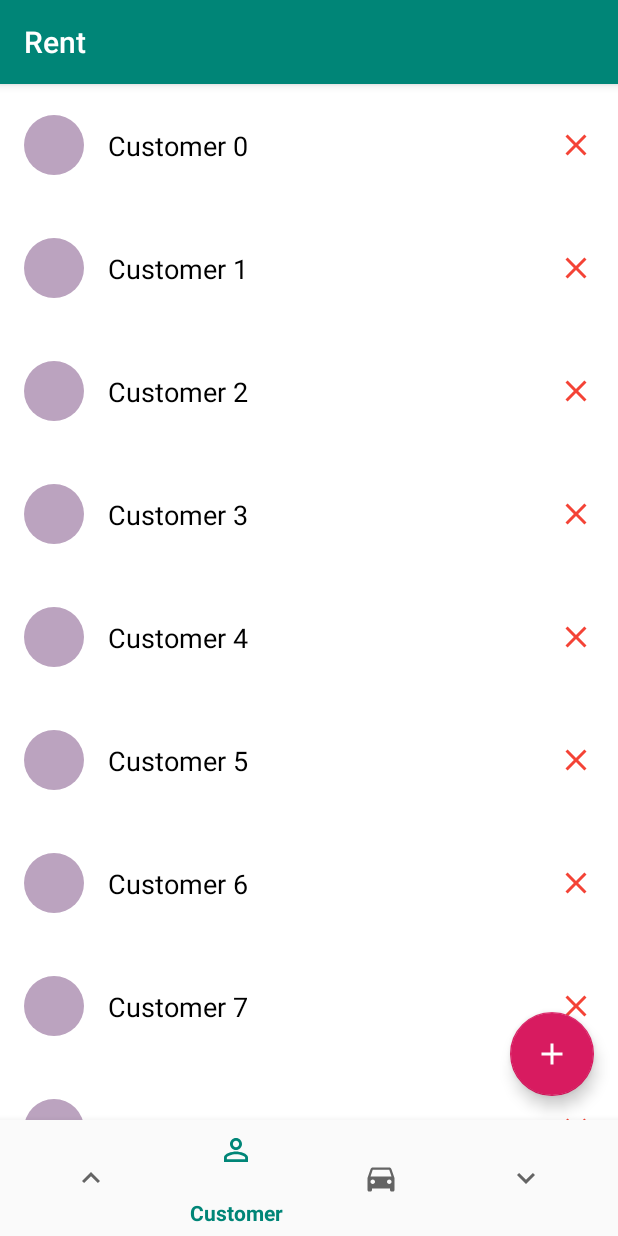
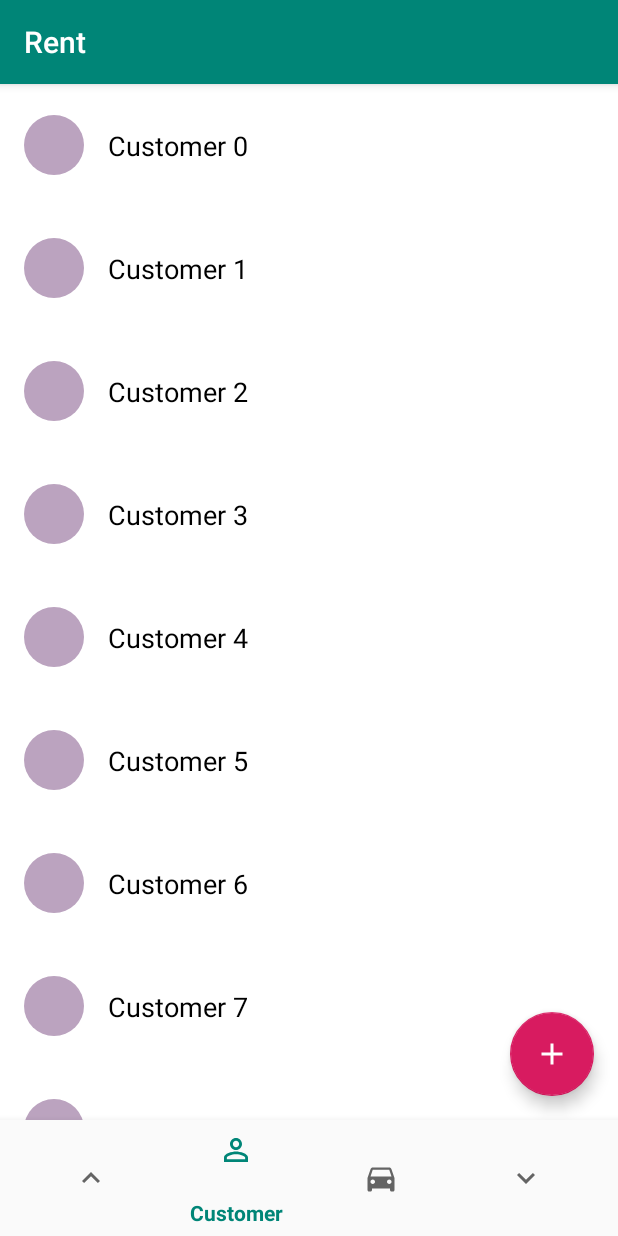
Before and after one commit to Tahyur/CarRental-Application, an Android app: the screen it shows after launch (Home), item 2 of the bottom bar chosen, on a phone screen of 412 x 824 dp. Run offline under Robolectric (Android 15) with nearby library versions, the phone set to English and light mode, and no system bars.

```diff
--- a/app/src/main/java/com/example/deeppatel/car_rerntal/Customer/CustomerEngine.java
+++ b/app/src/main/java/com/example/deeppatel/car_rerntal/Customer/CustomerEngine.java
@@ -42,4 +42,16 @@ public class CustomerEngine {
 
     }
 
+    public Customer delCustomer(int position){
+
+        if(customerListList.size() > 0){
+
+            return customerListList.remove(position);
+
+        }
+
+        return null;
+
+    }
+
 }
--- a/app/src/main/res/layout/activity_home.xml
+++ b/app/src/main/res/layout/activity_home.xml
@@ -1,6 +1,6 @@
 <?xml version="1.0" encoding="utf-8"?>
 <LinearLayout
-
+    android:id="@+id/activity_home"
     android:layout_height="match_parent"
     android:layout_width="match_parent"
     xmlns:app="http://schemas.android.com/apk/res-auto"
--- a/app/src/main/res/layout/customer_fragment_layout.xml
+++ b/app/src/main/res/layout/customer_fragment_layout.xml
@@ -1,5 +1,6 @@
 <?xml version="1.0" encoding="utf-8"?>
 <LinearLayout xmlns:android="http://schemas.android.com/apk/res/android"
+    android:id="@+id/customer_fragment_layout"
     android:orientation="vertical"
     android:layout_width="match_parent"
     android:layout_height="match_parent"
--- a/app/src/main/res/layout/list_item_customer.xml
+++ b/app/src/main/res/layout/list_item_customer.xml
@@ -38,14 +38,5 @@
 
     </LinearLayout>
 
-    <ImageButton
-        android:id="@+id/customer_delete"
-        android:background="@android:color/transparent"
-        android:layout_width="wrap_content"
-        android:layout_height="wrap_content"
-        app:srcCompat="@drawable/ic_clear_red_24dp"
-        android:layout_centerVertical="true"
-        android:layout_alignParentRight="true"/>
-
 
 </RelativeLayout>
--- a/app/src/main/res/values/strings.xml
+++ b/app/src/main/res/values/strings.xml
@@ -30,4 +30,6 @@
     <string name="history_lable">History</string>
     <string name="payment_success">Payment Received! Receipt Mailed.</string>
     <string name="back">Back</string>
+    <string name="confirm_cust_del">Confirm deletion</string>
+    <string name="delete_confirm_snackbar">DELETE</string>
 </resources>
```
Also changed, not shown: app/src/main/java/com/example/deeppatel/car_rerntal/Customer/CustomerFragment.java (+36 -0 lines).
